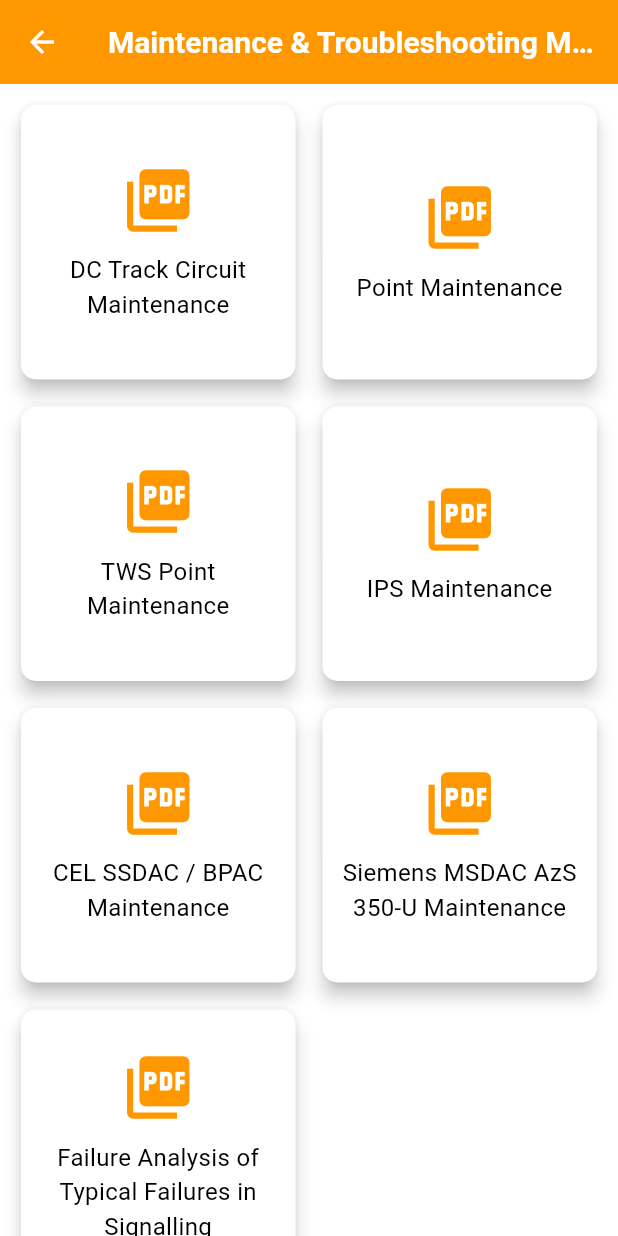
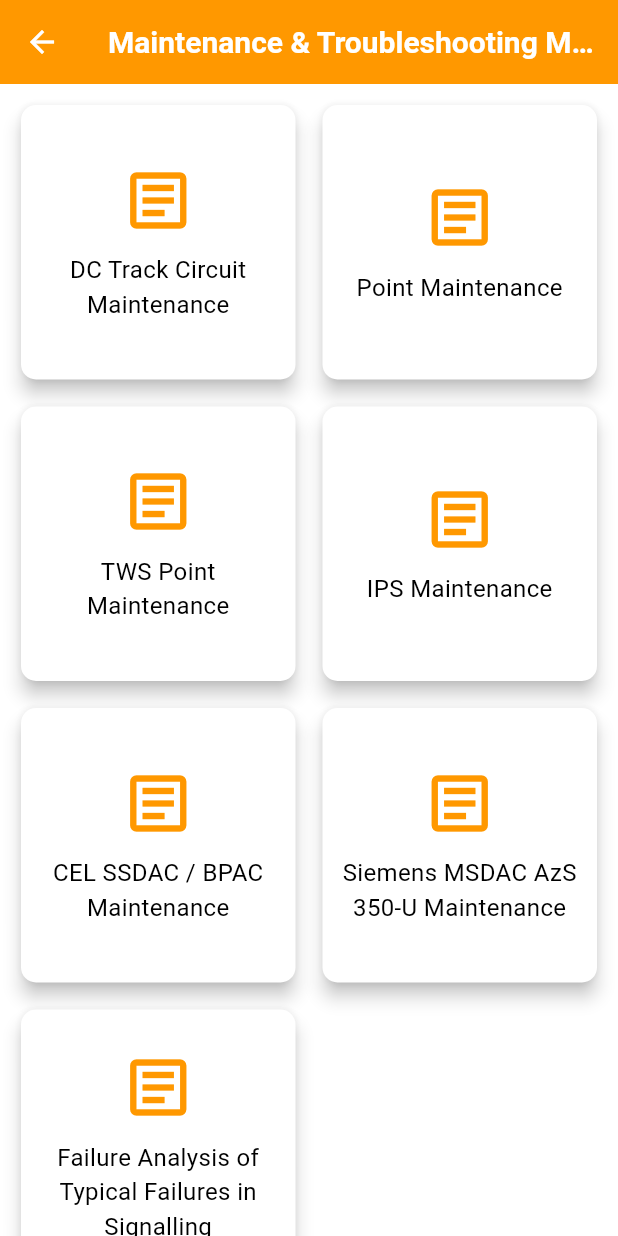
Before and after one commit to 24-Pranav/NIVARAN, a Flutter app: the screen it shows after launch, after a tap on "Maintenance & Troubleshooting Manual", on a phone screen of 412 x 824 dp. Run offline on Flutter 3.47's test engine with Material 3 defaults, Android fonts, the phone set to English and light mode, and no system bars.

Commit message:
changes done

```diff
--- a/lib/screens/document_list_screen.dart
+++ b/lib/screens/document_list_screen.dart
@@ -6,6 +6,20 @@ class DocumentListScreen extends StatelessWidget {
   final Category category;
 
   const DocumentListScreen({super.key, required this.category});
+
+  IconData _getIconForUrl(String url) {
+    if (category.name == 'Important Website Links') {
+      return Icons.link;
+    } else if (url.endsWith('.pdf')) {
+      return Icons.picture_as_pdf;
+    } else if (url.contains('docs.google.com/presentation')) {
+      return Icons.slideshow;
+    } else if (url.contains('drive.google.com/drive/folders')) {
+      return Icons.folder;
+    } else {
+      return Icons.article_outlined;
+    }
+  }
 
   @override
   Widget build(BuildContext context) {
@@ -43,7 +57,7 @@ class DocumentListScreen extends StatelessWidget {
                     child: Column(
                       mainAxisAlignment: MainAxisAlignment.center,
                       children: [
-                        const Icon(Icons.picture_as_pdf, size: 50, color: Colors.orange),
+                        Icon(_getIconForUrl(document.url), size: 50, color: Colors.orange),
                         const SizedBox(height: 10),
                         Padding(
                           padding: const EdgeInsets.symmetric(horizontal: 8.0),
```
